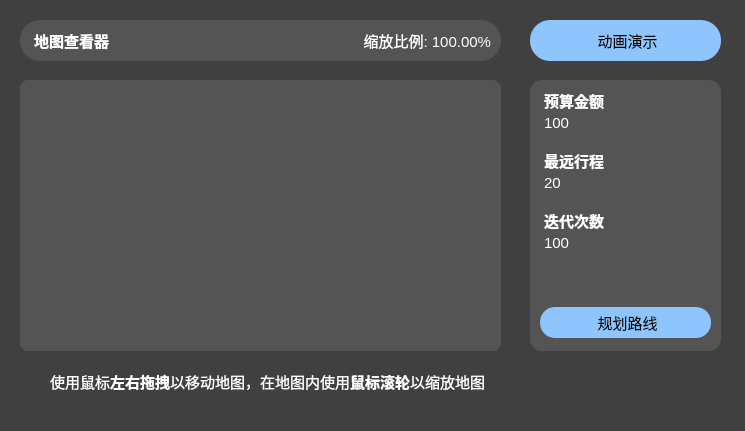
The window that untitled1/mainwindow.ui (buger404/BestRoutine) describes before a commit, drawn with Qt 5.
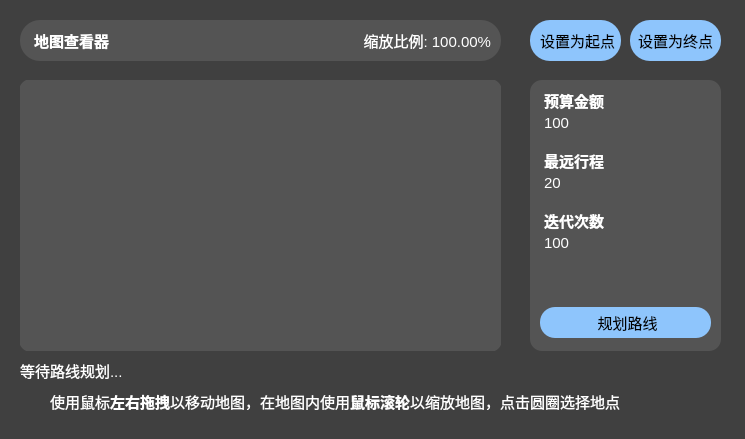
The same window after the commit. Icons and pictures are not drawn. Custom widgets are drawn as their Qt base class.

```diff
--- a/untitled1/mainwindow.ui
+++ b/untitled1/mainwindow.ui
@@ -7,7 +7,7 @@
     <x>0</x>
     <y>0</y>
     <width>745</width>
-    <height>431</height>
+    <height>439</height>
    </rect>
   </property>
   <property name="sizePolicy">
@@ -31,8 +31,8 @@
     <property name="geometry">
      <rect>
       <x>50</x>
-      <y>370</y>
-      <width>471</width>
+      <y>390</y>
+      <width>671</width>
       <height>20</height>
      </rect>
     </property>
@@ -45,14 +45,14 @@
      <string notr="true">color: white;</string>
     </property>
     <property name="text">
-     <string>&lt;html&gt;&lt;head/&gt;&lt;body&gt;&lt;p&gt;使用鼠标&lt;span style=&quot; font-weight:700;&quot;&gt;左右拖拽&lt;/span&gt;以移动地图，在地图内使用&lt;span style=&quot; font-weight:700;&quot;&gt;鼠标滚轮&lt;/span&gt;以缩放地图&lt;/p&gt;&lt;/body&gt;&lt;/html&gt;</string>
+     <string>&lt;html&gt;&lt;head/&gt;&lt;body&gt;&lt;p&gt;使用鼠标&lt;span style=&quot; font-weight:700;&quot;&gt;左右拖拽&lt;/span&gt;以移动地图，在地图内使用&lt;span style=&quot; font-weight:700;&quot;&gt;鼠标滚轮&lt;/span&gt;以缩放地图，点击圆圈选择地点&lt;/p&gt;&lt;/body&gt;&lt;/html&gt;</string>
     </property>
    </widget>
    <widget class="QLabel" name="tipIcon">
     <property name="geometry">
      <rect>
       <x>20</x>
-      <y>370</y>
+      <y>390</y>
       <width>21</width>
       <height>21</height>
      </rect>
@@ -472,7 +472,7 @@
      <rect>
       <x>530</x>
       <y>20</y>
-      <width>191</width>
+      <width>91</width>
       <height>41</height>
      </rect>
     </property>
@@ -486,11 +486,7 @@
 border-radius: 20px;</string>
     </property>
     <property name="text">
-     <string> 动画演示</string>
-    </property>
-    <property name="icon">
-     <iconset>
-      <normaloff>../Debug/animate (1).png</normaloff>../Debug/animate (1).png</iconset>
+     <string> 设置为起点</string>
     </property>
     <property name="iconSize">
      <size>
@@ -539,6 +535,58 @@
      </property>
     </widget>
    </widget>
+   <widget class="QPushButton" name="endSetBtn">
+    <property name="geometry">
+     <rect>
+      <x>630</x>
+      <y>20</y>
+      <width>91</width>
+      <height>41</height>
+     </rect>
+    </property>
+    <property name="font">
+     <font>
+      <pointsize>11</pointsize>
+     </font>
+    </property>
+    <property name="styleSheet">
+     <string notr="true">background-color: rgb(142,197,252);
+border-radius: 20px;</string>
+    </property>
+    <property name="text">
+     <string>设置为终点</string>
+    </property>
+    <property name="iconSize">
+     <size>
+      <width>20</width>
+      <height>20</height>
+     </size>
+    </property>
+    <property name="flat">
+     <bool>false</bool>
+    </property>
+   </widget>
+   <widget class="QLabel" name="summary">
+    <property name="geometry">
+     <rect>
+      <x>20</x>
+      <y>360</y>
+      <width>701</width>
+      <height>20</height>
+     </rect>
+    </property>
+    <property name="font">
+     <font>
+      <pointsize>11</pointsize>
+     </font>
+    </property>
+    <property name="styleSheet">
+     <string notr="true">color: white;</string>
+    </property>
+    <property name="text">
+     <string>等待路线规划...</string>
+    </property>
+   </widget>
    <zorder>frame</zorder>
    <zorder>tip</zorder>
    <zorder>tipIcon</zorder>
```
Left out of the diff: 6 changed lines with no effect on the pictures.
